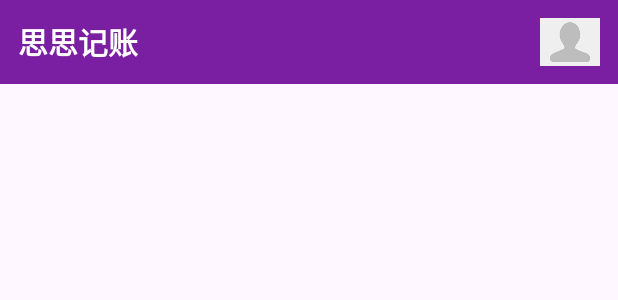
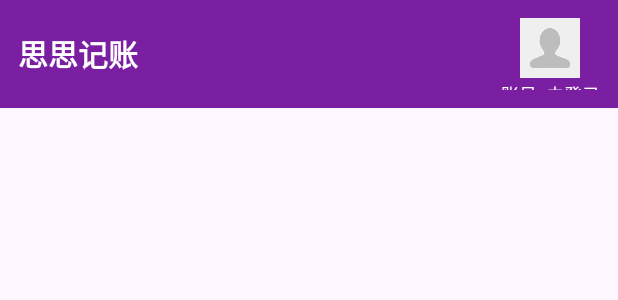
Before and after one commit to qiutf1/an-android-app-project, an Android app: the layout layout_header.xml on its own in the app's theme, with its tools: preview values and no code run, on a phone screen of 412 x 824 dp. Shown: the top 300 px of the screen. Run offline under Robolectric (Android 15) with nearby library versions, the phone set to English and light mode, and no system bars.

Commit message:
增加了传递用户名

```diff
--- a/app/src/main/java/com/example/myapp4/fragments/QueryFragment.java
+++ b/app/src/main/java/com/example/myapp4/fragments/QueryFragment.java
@@ -25,6 +25,7 @@ public class QueryFragment extends Fragment {
 
     private ImageView ivAvatar;
     private TextView tvAppName;
+    private TextView tvAccountName; // 新增账号显示
 
     private TextView tvMonth;
     private CheckBox cbAllDate;
@@ -56,12 +57,15 @@ public class QueryFragment extends Fragment {
         // 绑定顶部主题栏
         ivAvatar = v.findViewById(R.id.ivAvatar);
         tvAppName = v.findViewById(R.id.tvAppName);
+        tvAccountName = v.findViewById(R.id.tvAccountName);
 
         SharedPreferences prefs = requireActivity().getSharedPreferences("app_prefs", requireActivity().MODE_PRIVATE);
         username = prefs.getString("logged_in_user", null);
         int avatarRes = prefs.getInt("logged_in_avatar", R.drawable.ic_avatar_default);
+
         ivAvatar.setImageResource(avatarRes);
         tvAppName.setText("思思记账");
+        tvAccountName.setText("账号: " + (username == null ? "未登录" : username));
 
         // 绑定查询相关控件
         tvMonth = v.findViewById(R.id.tvMonth);
--- a/app/src/main/java/com/example/myapp4/fragments/RecordFragment.java
+++ b/app/src/main/java/com/example/myapp4/fragments/RecordFragment.java
@@ -25,6 +25,7 @@ public class RecordFragment extends Fragment {
 
     private ImageView ivAvatar;
     private TextView tvAppName;
+    private TextView tvAccountName; // ✅ 新增账号显示
     private TextView tabAll, tabExpense, tabIncome;
     private ListView lvRecords;
     private FloatingActionButton fabAdd;
@@ -45,12 +46,15 @@ public class RecordFragment extends Fragment {
         // 绑定顶部主题栏
         ivAvatar = v.findViewById(R.id.ivAvatar);
         tvAppName = v.findViewById(R.id.tvAppName);
+        tvAccountName = v.findViewById(R.id.tvAccountName);
 
         SharedPreferences prefs = requireActivity().getSharedPreferences("app_prefs", requireActivity().MODE_PRIVATE);
         username = prefs.getString("logged_in_user", null);
         int avatarRes = prefs.getInt("logged_in_avatar", R.drawable.ic_avatar_default);
+
         ivAvatar.setImageResource(avatarRes);
         tvAppName.setText("思思记账");
+        tvAccountName.setText("账号: " + (username == null ? "未登录" : username));
 
         // 绑定其他控件
         tabAll = v.findViewById(R.id.tabAll);
--- a/app/src/main/res/layout/layout_header.xml
+++ b/app/src/main/res/layout/layout_header.xml
@@ -2,24 +2,30 @@
 <LinearLayout xmlns:android="http://schemas.android.com/apk/res/android"
     android:id="@+id/headerLayout"
     android:layout_width="match_parent"
-    android:layout_height="56dp"
+    android:layout_height="72dp"
     android:orientation="horizontal"
     android:gravity="center_vertical"
     android:padding="12dp"
     android:background="@color/purple_500">
 
-    <!-- App 名字 -->
+    <!-- 左边：应用名字 -->
     <TextView
         android:id="@+id/tvAppName"
-        android:layout_width="wrap_content"
+        android:layout_width="0dp"
         android:layout_height="wrap_content"
+        android:layout_weight="1"
         android:text="@string/app_name"
         android:textSize="20sp"
         android:textStyle="bold"
-        android:textColor="@android:color/white"
-        android:layout_weight="1" />
+        android:textColor="@android:color/white" />
 
-    <!-- 用户头像 -->
+    <!-- 右边：头像 + 账号 -->
+    <LinearLayout
+        android:layout_width="wrap_content"
+        android:layout_height="wrap_content"
+        android:orientation="vertical"
+        android:gravity="center_horizontal">
+
         <ImageView
             android:id="@+id/ivAvatar"
             android:layout_width="40dp"
@@ -28,4 +34,15 @@
             android:contentDescription="用户头像"
             android:background="@drawable/bg_avatar_circle"
             android:scaleType="centerCrop" />
+
+        <TextView
+            android:id="@+id/tvAccountName"
+            android:layout_width="wrap_content"
+            android:layout_height="wrap_content"
+            android:text="账号: 未登录"
+            android:textSize="12sp"
+            android:textColor="@android:color/white"
+            android:layout_marginTop="2dp" />
     </LinearLayout>
+
+</LinearLayout>
```
Also changed, not shown: app/src/main/java/com/example/myapp4/fragments/StatsFragment.java (+5 -2 lines). Lines whose indentation alone changed are shown as unchanged.
